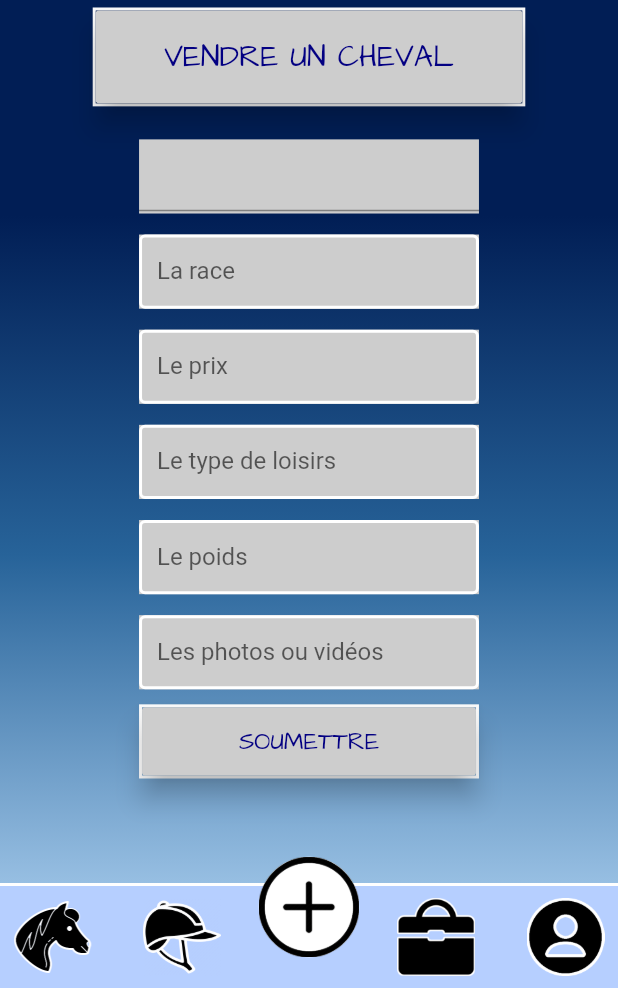
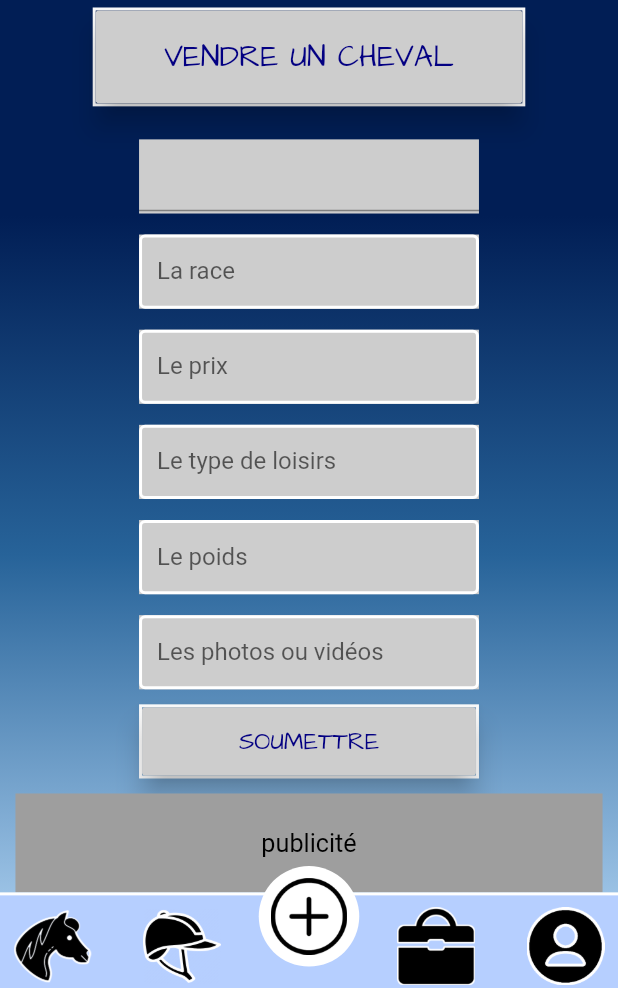
Before and after one commit to RedDTG/kavaloccaz, a Flutter app: the VendreCheval screen opened by its route, on a phone screen of 412 x 824 dp, the part 248-1236 px from its top. Run offline on Flutter 3.47's test engine with Material 2 defaults, Android fonts, the phone set to English and light mode, and no system bars; our stand-ins replace cloud_firestore, firebase_core; accounts and stored records are empty.

Commit message:
[EDIT] vente files

```diff
--- a/lib/Vente/vendreCheval.dart
+++ b/lib/Vente/vendreCheval.dart
@@ -172,6 +172,18 @@ class VendreCheval extends StatelessWidget {
                         elevation: 7.5,
                       ),
                     ),
+                    new Container(
+                    width: largeur * 0.95,
+                    height: hauteur * 0.08,
+                    color: Colors.grey,
+                    alignment: Alignment.center,
+                    margin: EdgeInsets.only(top: 10.0),
+                    child: new Text(
+                      'publicité',
+                      style: TextStyle(color: Colors.black),
+                      textScaleFactor: 1.2,
+                    ),
+                  ),
                   ],
                 ),
                 BottomBarWidget(),
--- a/lib/_bottomBar.dart
+++ b/lib/_bottomBar.dart
@@ -46,7 +46,12 @@ class BottomBarWidget extends StatelessWidget {
               height: 67,
               decoration: BoxDecoration(
                   shape: BoxShape.circle, color: Colors.white /*(0xFFDCDCDC)*/),
-              child: Image.asset('assets/icons/add.png'),
+              child: IconButton(
+              icon: Image.asset('assets/icons/add.png'),
+              onPressed: () {
+                Navigator.pushNamed(context, '/Vente/vendreProduit');
+              },
+            ),
             ),
           ),
           new Container(
--- a/lib/home.dart
+++ b/lib/home.dart
@@ -101,7 +101,7 @@ class _Home extends State<Home> {
                 textScaleFactor: 1.2,
               ),
             ),
-            /*new Container(
+            /*new Container
               width: largeur,
               height: hauteur * 0.1,
               color: Color(0xFFB6CFFF),
```
Also changed, not shown: lib/Vente/vendrePoney.dart (+12 -0 lines), lib/Vente/vendreProduit.dart (+18 -9 lines), lib/main.dart (+6 -4 lines).
